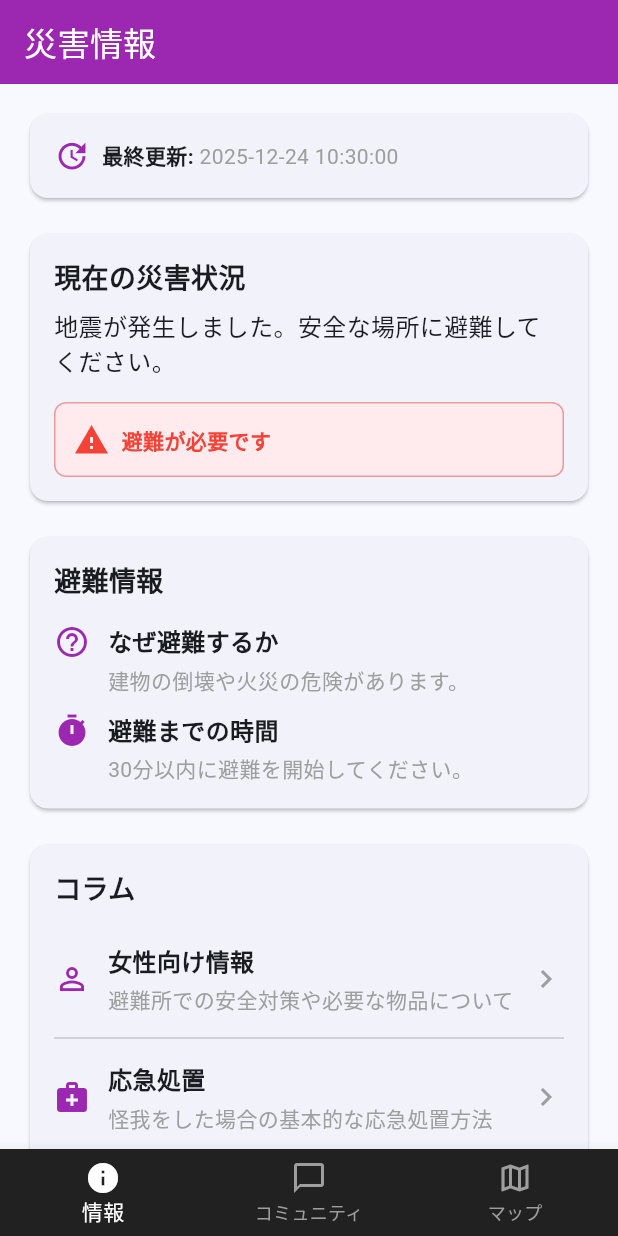
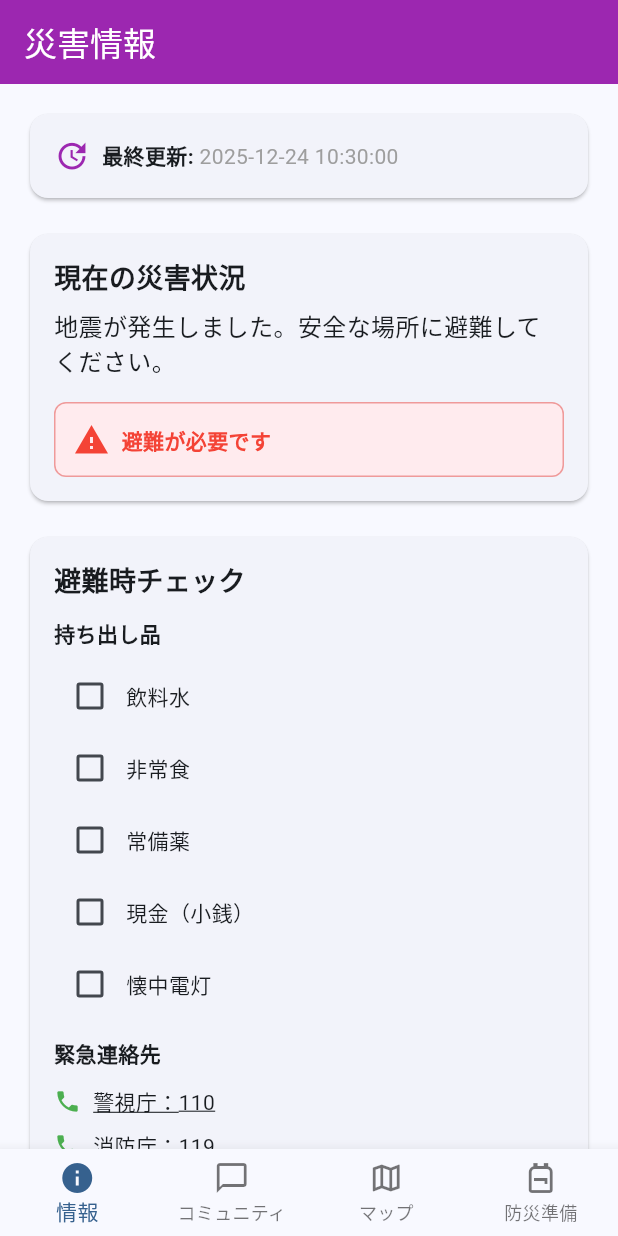
Before and after one commit to SolaIntegral/udc2025, a Flutter app: the screen it shows after launch, on a phone screen of 412 x 824 dp. Run offline on Flutter 3.47's test engine with Material 3 defaults, Android fonts, the phone set to English and light mode, and no system bars; our stand-ins replace flutter_riverpod, freezed_annotation, go_router, riverpod_annotation, shared_preferences; generated files the repository leaves out were written again.

Commit message:
feat: add disaster preparedness to home and info pages

```diff
--- a/lib/domain/models/emergency_status_model.dart
+++ b/lib/domain/models/emergency_status_model.dart
@@ -3,12 +3,13 @@ import 'package:freezed_annotation/freezed_annotation.dart';
 part 'emergency_status_model.freezed.dart';
 part 'emergency_status_model.g.dart';
 
-/// 安否ステータスの種類
+/// 安否ステータス種別
+/// NOTE: Keep enum values stable because they may be persisted.
 enum EmergencyStatusType {
-  safe, // 無事
-  injured, // 怪我
-  needHelp, // 支援が必要
-  sos, // SOS
+  safe,
+  injured,
+  needHelp,
+  sos,
 }
 
 /// 安否ステータスモデル
@@ -18,9 +19,7 @@ class EmergencyStatusModel with _$EmergencyStatusModel {
     required String userId,
     required EmergencyStatusType status,
     String? message,
-    double? latitude, // 位置情報（緯度）
-    double? longitude, // 位置情報（経度）
-    DateTime? timestamp,
+    required DateTime timestamp,
   }) = _EmergencyStatusModel;
 
   factory EmergencyStatusModel.fromJson(Map<String, dynamic> json) =>
--- a/lib/features/home/presentation/pages/home_page.dart
+++ b/lib/features/home/presentation/pages/home_page.dart
@@ -1,24 +1,28 @@
 import 'package:flutter/material.dart';
+import 'package:flutter_riverpod/flutter_riverpod.dart';
+
 import '../../../info/presentation/pages/info_page.dart';
 import '../../../communication/presentation/pages/communication_page.dart';
 import '../../../map/presentation/pages/map_page.dart';
+import '../../../emergency/presentation/pages/emergency_status_page.dart';
 
 /// ホーム画面
-/// BottomNavigationBarで3つの画面を切り替え
-class HomePage extends StatefulWidget {
+/// BottomNavigationBarで画面を切り替える
+class HomePage extends ConsumerStatefulWidget {
   const HomePage({super.key});
 
   @override
-  State<HomePage> createState() => _HomePageState();
+  ConsumerState<HomePage> createState() => _HomePageState();
 }
 
-class _HomePageState extends State<HomePage> {
+class _HomePageState extends ConsumerState<HomePage> {
   int _currentIndex = 0;
 
   final List<Widget> _pages = const [
     InfoPage(),
     CommunicationPage(),
     MapPage(),
+    EmergencyStatusPage(), // 防災準備（設定用）
   ];
 
   @override
@@ -38,24 +42,23 @@ class _HomePageState extends State<HomePage> {
             icon: Icon(Icons.info_outline),
             activeIcon: Icon(Icons.info),
             label: '情報',
-            backgroundColor: Colors.purple,
           ),
           BottomNavigationBarItem(
             icon: Icon(Icons.chat_bubble_outline),
             activeIcon: Icon(Icons.chat_bubble),
             label: 'コミュニティ',
-            backgroundColor: Colors.blue,
           ),
           BottomNavigationBarItem(
             icon: Icon(Icons.map_outlined),
             activeIcon: Icon(Icons.map),
             label: 'マップ',
-            backgroundColor: Colors.green,
+          ),
+          BottomNavigationBarItem(
+            icon: Icon(Icons.backpack_outlined),
+            activeIcon: Icon(Icons.backpack),
+            label: '防災準備',
           ),
         ],
-        selectedItemColor: Colors.white,
-        unselectedItemColor: Colors.grey,
-        backgroundColor: Colors.grey.shade900,
       ),
     );
   }
--- a/lib/features/info/presentation/pages/info_page.dart
+++ b/lib/features/info/presentation/pages/info_page.dart
@@ -1,15 +1,17 @@
 import 'package:flutter/material.dart';
+import 'package:flutter_riverpod/flutter_riverpod.dart';
+import '../../../emergency/presentation/providers/emergency_preparedness_provider.dart';
 
 /// 情報・更新画面（紫のヘッダー）
 /// 災害情報、避難情報、最終更新日時などを表示
-class InfoPage extends StatefulWidget {
+class InfoPage extends ConsumerStatefulWidget {
   const InfoPage({super.key});
 
   @override
-  State<InfoPage> createState() => _InfoPageState();
+  ConsumerState<InfoPage> createState() => _InfoPageState();
 }
 
-class _InfoPageState extends State<InfoPage> {
+class _InfoPageState extends ConsumerState<InfoPage> {
   @override
   Widget build(BuildContext context) {
     return Scaffold(
@@ -91,6 +93,119 @@ class _InfoPageState extends State<InfoPage> {
                   ],
                 ),
               ),
+            ),
+            const SizedBox(height: 16),
+
+            // 防災準備（持ち出し品・緊急連絡先）
+            Consumer(
+              builder: (context, ref, _) {
+                final preparedness = ref.watch(emergencyPreparednessProvider);
+
+                return Card(
+                  child: Padding(
+                    padding: const EdgeInsets.all(16.0),
+                    child: Column(
+                      crossAxisAlignment: CrossAxisAlignment.start,
+                      children: [
+                        const Text(
+                          '避難時チェック',
+                          style: TextStyle(
+                            fontSize: 18,
+                            fontWeight: FontWeight.bold,
+                          ),
+                        ),
+                        const SizedBox(height: 12),
+
+                        // 持ち出し品
+                        const Text(
+                          '持ち出し品',
+                          style: TextStyle(fontWeight: FontWeight.bold),
+                        ),
+                        const SizedBox(height: 8),
+                        ...preparedness.items.map(
+                          (item) => Row(
+                            children: [
+                              Checkbox(
+                                value: item.checked,
+                                onChanged: (_) {
+                                  ref
+                                      .read(emergencyPreparednessProvider.notifier)
+                                      .toggleItem(item.id);
+                                },
+                              ),
+                              Expanded(child: Text(item.name)),
+                            ],
+                          ),
+                        ),
+
+                        const SizedBox(height: 12),
+
+                        // 緊急連絡先
+                        const Text(
+                          '緊急連絡先',
+                          style: TextStyle(fontWeight: FontWeight.bold),
+                        ),
+                        const SizedBox(height: 8),
+                        ...preparedness.contacts.map(
+                          (contact) => InkWell(
+                            onTap: () {
+                              showDialog(
+                                context: context,
+                                barrierDismissible: false,
+                                builder: (context) {
+                                  return AlertDialog(
+                                    title: const Text('通話中'),
+                                    content: Column(
+                                      mainAxisSize: MainAxisSize.min,
+                                      children: [
+                                        const Icon(
+                                          Icons.phone_in_talk,
+                                          size: 48,
+                                          color: Colors.green,
+                                        ),
+                                        const SizedBox(height: 12),
+                                        Text('${contact.name} に発信中…'),
+                                        const SizedBox(height: 4),
+                                        Text(
+                                          contact.phone,
+                                          style: const TextStyle(color: Colors.grey),
+                                        ),
+                                      ],
+                                    ),
+                                    actions: [
+                                      TextButton(
+                                        onPressed: () {
+                                          Navigator.of(context).pop();
+                                        },
+                                        child: const Text('キャンセル'),
+                                      ),
+                                    ],
+                                  );
+                                },
+                              );
+                            },
+                            child: Padding(
+                              padding: const EdgeInsets.symmetric(vertical: 4.0),
+                              child: Row(
+                                children: [
+                                  const Icon(Icons.phone, size: 18, color: Colors.green),
+                                  const SizedBox(width: 8),
+                                  Text(
+                                    '${contact.name}：${contact.phone}',
+                                    style: const TextStyle(
+                                      decoration: TextDecoration.underline,
+                                    ),
+                                  ),
+                                ],
+                              ),
+                            ),
+                          ),
+                        ),
+                      ],
+                    ),
+                  ),
+                );
+              },
             ),
             const SizedBox(height: 16),
 
```
Also changed, not shown: lib/domain/models/evacuation_item.dart (+6 -6 lines), lib/features/emergency/presentation/pages/emergency_status_page.dart (+100 -106 lines), lib/features/emergency/presentation/providers/emergency_preparedness_provider.dart (added, +109 -0 lines), lib/app.dart (line endings or trailing spaces), lib/domain/models/emergency_status_model.freezed.dart, lib/domain/models/emergency_status_model.g.dart, lib/features/emergency/presentation/providers/emergency_contacts_provider.dart (deleted), lib/features/emergency/presentation/providers/emergency_preparedness_provider.g.dart (added).
